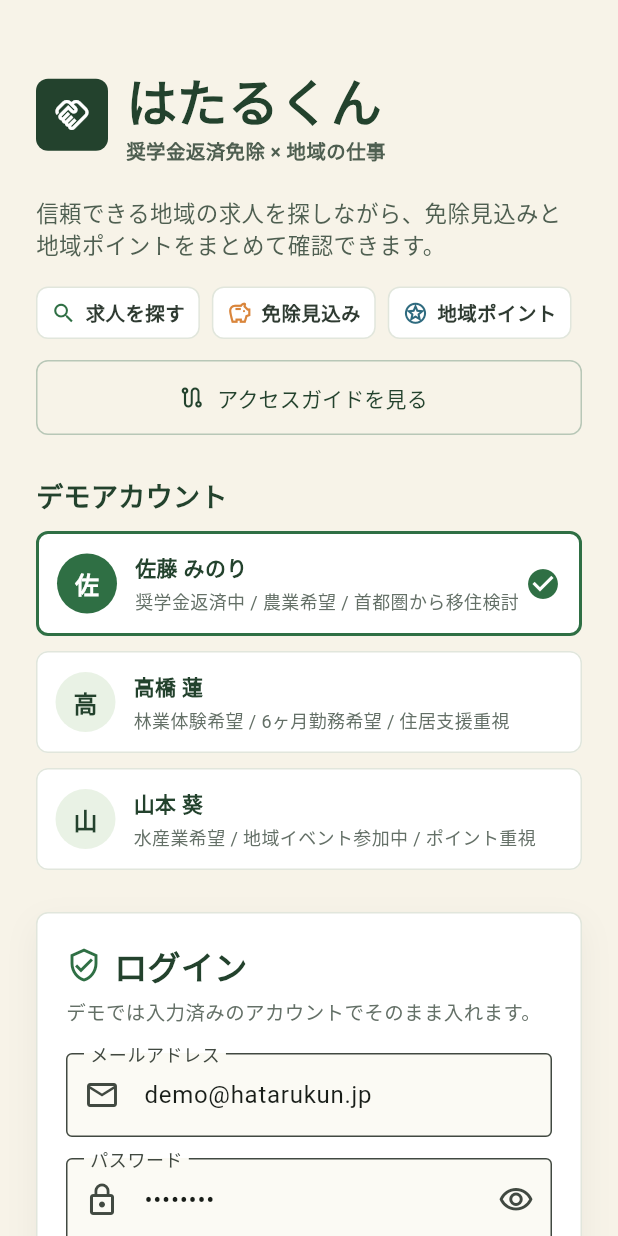
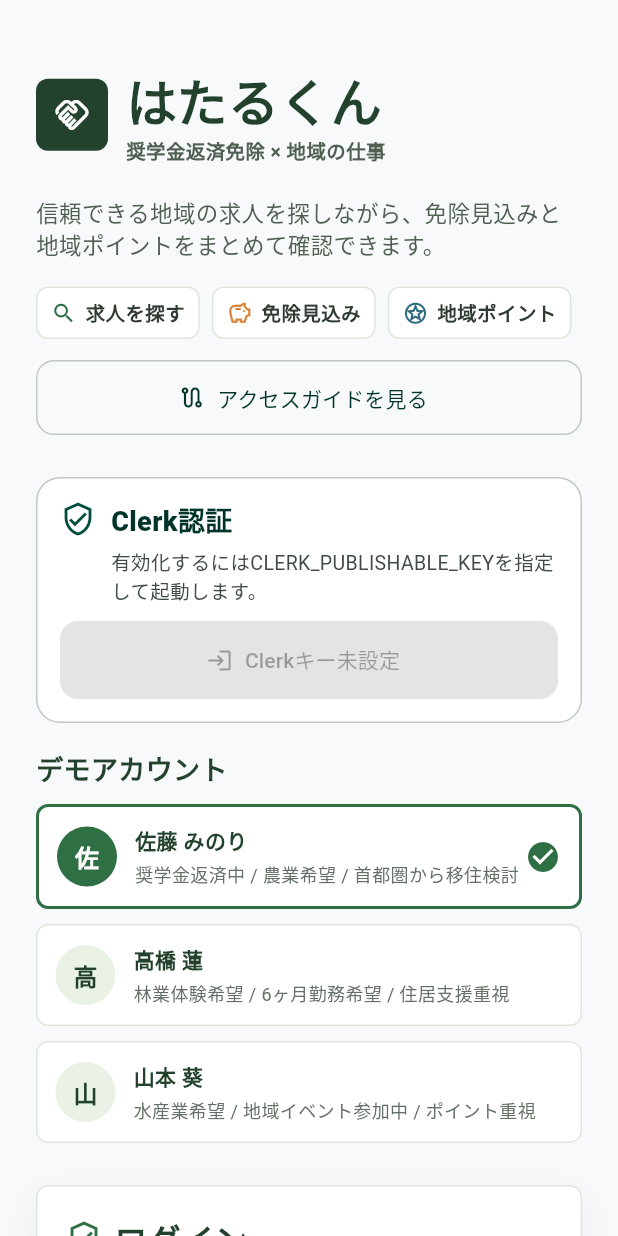
Before and after one commit to Luke-hoyo/u-22, a Flutter app: the screen it shows after launch, on a phone screen of 412 x 824 dp. Run offline on Flutter 3.47's test engine with Material 3 defaults, Android fonts, the phone set to English and light mode, and no system bars; missing offline and left inert: clerk_flutter.

Commit message:
Add Clerk entry point to mobile app

```diff
--- /dev/null
+++ b/apps/mobile/dart_defines.example.json
@@ -0,0 +1,3 @@
+{
+  "CLERK_PUBLISHABLE_KEY": "pk_test_..."
+}
--- a/apps/mobile/lib/main.dart
+++ b/apps/mobile/lib/main.dart
@@ -1,13 +1,33 @@
 import 'package:flutter/material.dart';
+import 'package:clerk_flutter/clerk_flutter.dart';
 
+import 'config/clerk_mobile_config.dart';
 import 'screens/login_screen.dart';
 
 void main() {
-  runApp(const HatarukunApp());
+  WidgetsFlutterBinding.ensureInitialized();
+
+  final app = HatarukunApp(clerkEnabled: ClerkMobileConfig.isEnabled);
+
+  if (ClerkMobileConfig.isEnabled) {
+    runApp(
+      ClerkAuth(
+        config: ClerkAuthConfig(
+          publishableKey: ClerkMobileConfig.publishableKey,
+        ),
+        child: app,
+      ),
+    );
+    return;
+  }
+
+  runApp(app);
 }
 
 class HatarukunApp extends StatelessWidget {
-  const HatarukunApp({super.key});
+  const HatarukunApp({super.key, this.clerkEnabled = false});
+
+  final bool clerkEnabled;
 
   @override
   Widget build(BuildContext context) {
@@ -16,42 +36,43 @@ class HatarukunApp extends StatelessWidget {
       debugShowCheckedModeBanner: false,
       theme: ThemeData(
         colorScheme: ColorScheme.fromSeed(
-          seedColor: const Color(0xFF2F6F44),
-          primary: const Color(0xFF2F6F44),
-          secondary: const Color(0xFFD9853B),
-          surface: const Color(0xFFFFFCF4),
+          seedColor: const Color(0xFF004D40),
+          primary: const Color(0xFF004D40),
+          secondary: const Color(0xFF006A62),
+          tertiary: const Color(0xFFFFAB40),
+          surface: const Color(0xFFF8F9FA),
         ),
         filledButtonTheme: FilledButtonThemeData(
           style: FilledButton.styleFrom(
             minimumSize: const Size.fromHeight(52),
             shape: RoundedRectangleBorder(
-              borderRadius: BorderRadius.circular(8),
+              borderRadius: BorderRadius.circular(12),
             ),
           ),
         ),
         inputDecorationTheme: InputDecorationTheme(
           filled: true,
-          fillColor: const Color(0xFFFBFAF4),
-          border: OutlineInputBorder(borderRadius: BorderRadius.circular(8)),
+          fillColor: const Color(0xFFF8F9FA),
+          border: OutlineInputBorder(borderRadius: BorderRadius.circular(12)),
           focusedBorder: OutlineInputBorder(
-            borderSide: const BorderSide(color: Color(0xFF2F6F44), width: 2),
-            borderRadius: BorderRadius.circular(8),
+            borderSide: const BorderSide(color: Color(0xFF004D40), width: 2),
+            borderRadius: BorderRadius.circular(12),
           ),
         ),
         outlinedButtonTheme: OutlinedButtonThemeData(
           style: OutlinedButton.styleFrom(
             minimumSize: const Size.fromHeight(50),
-            foregroundColor: const Color(0xFF23422D),
-            side: const BorderSide(color: Color(0xFFB8C7B7)),
+            foregroundColor: const Color(0xFF00342B),
+            side: const BorderSide(color: Color(0xFFBFC9C4)),
             shape: RoundedRectangleBorder(
-              borderRadius: BorderRadius.circular(8),
+              borderRadius: BorderRadius.circular(12),
             ),
           ),
         ),
-        scaffoldBackgroundColor: const Color(0xFFF7F3E8),
+        scaffoldBackgroundColor: const Color(0xFFF8F9FA),
         useMaterial3: true,
       ),
-      home: const LoginScreen(),
+      home: LoginScreen(clerkEnabled: clerkEnabled),
     );
   }
 }
--- a/apps/mobile/lib/screens/login_screen.dart
+++ b/apps/mobile/lib/screens/login_screen.dart
@@ -3,11 +3,14 @@ import 'package:flutter/material.dart';
 import '../data/mock_data.dart';
 import '../models/demo_account.dart';
 import 'access_guide_screen.dart';
+import 'clerk_auth_screen.dart';
 import 'home_screen.dart';
 import 'register_screen.dart';
 
 class LoginScreen extends StatefulWidget {
-  const LoginScreen({super.key});
+  const LoginScreen({super.key, this.clerkEnabled = false});
+
+  final bool clerkEnabled;
 
   @override
   State<LoginScreen> createState() => _LoginScreenState();
@@ -135,6 +138,8 @@ class _LoginScreenState extends State<LoginScreen> {
               label: const Text('アクセスガイドを見る'),
             ),
             const SizedBox(height: 28),
+            _ClerkAuthEntry(enabled: widget.clerkEnabled),
+            const SizedBox(height: 18),
             const Text(
               'デモアカウント',
               style: TextStyle(
@@ -258,6 +263,81 @@ class _LoginScreenState extends State<LoginScreen> {
             const SizedBox(height: 20),
             const _StatusStrip(),
             const SizedBox(height: 20),
+          ],
+        ),
+      ),
+    );
+  }
+}
+
+class _ClerkAuthEntry extends StatelessWidget {
+  const _ClerkAuthEntry({required this.enabled});
+
+  final bool enabled;
+
+  @override
+  Widget build(BuildContext context) {
+    return DecoratedBox(
+      decoration: BoxDecoration(
+        color: Colors.white,
+        border: Border.all(color: const Color(0xFFBFC9C4)),
+        borderRadius: BorderRadius.circular(16),
+      ),
+      child: Padding(
+        padding: const EdgeInsets.all(16),
+        child: Column(
+          crossAxisAlignment: CrossAxisAlignment.stretch,
+          children: [
+            Row(
+              crossAxisAlignment: CrossAxisAlignment.start,
+              children: [
+                const Icon(
+                  Icons.verified_user_outlined,
+                  color: Color(0xFF004D40),
+                ),
+                const SizedBox(width: 10),
+                Expanded(
+                  child: Column(
+                    crossAxisAlignment: CrossAxisAlignment.start,
+                    children: [
+                      const Text(
+                        'Clerk認証',
+                        style: TextStyle(
+                          color: Color(0xFF00342B),
+                          fontSize: 18,
+                          fontWeight: FontWeight.w800,
+                        ),
+                      ),
+                      const SizedBox(height: 4),
+                      Text(
+                        enabled
+                            ? 'Web版と同じ認証基盤でログインを確認できます。'
+                            : '有効化するにはCLERK_PUBLISHABLE_KEYを指定して起動します。',
+                        style: const TextStyle(
+                          color: Color(0xFF3F4945),
+                          fontSize: 13,
+                          height: 1.4,
+                        ),
+                      ),
+                    ],
+                  ),
+                ),
+              ],
+            ),
+            const SizedBox(height: 12),
+            FilledButton.icon(
+              onPressed: enabled
+                  ? () {
+                      Navigator.of(context).push(
+                        MaterialPageRoute(
+                          builder: (_) => const ClerkAuthScreen(),
+                        ),
+                      );
+                    }
+                  : null,
+              icon: const Icon(Icons.login),
+              label: Text(enabled ? 'Clerkでログインする' : 'Clerkキー未設定'),
+            ),
           ],
         ),
       ),
--- a/apps/mobile/pubspec.yaml
+++ b/apps/mobile/pubspec.yaml
@@ -10,6 +10,7 @@ dependencies:
   flutter:
     sdk: flutter
   cupertino_icons: ^1.0.8
+  clerk_flutter: ^0.0.18-beta
 
 dev_dependencies:
   flutter_test:
```
Also changed, not shown: apps/mobile/lib/config/clerk_mobile_config.dart (added, +9 -0 lines), apps/mobile/lib/screens/clerk_auth_screen.dart (added, +100 -0 lines), apps/mobile/pubspec.lock, 6 other files.
